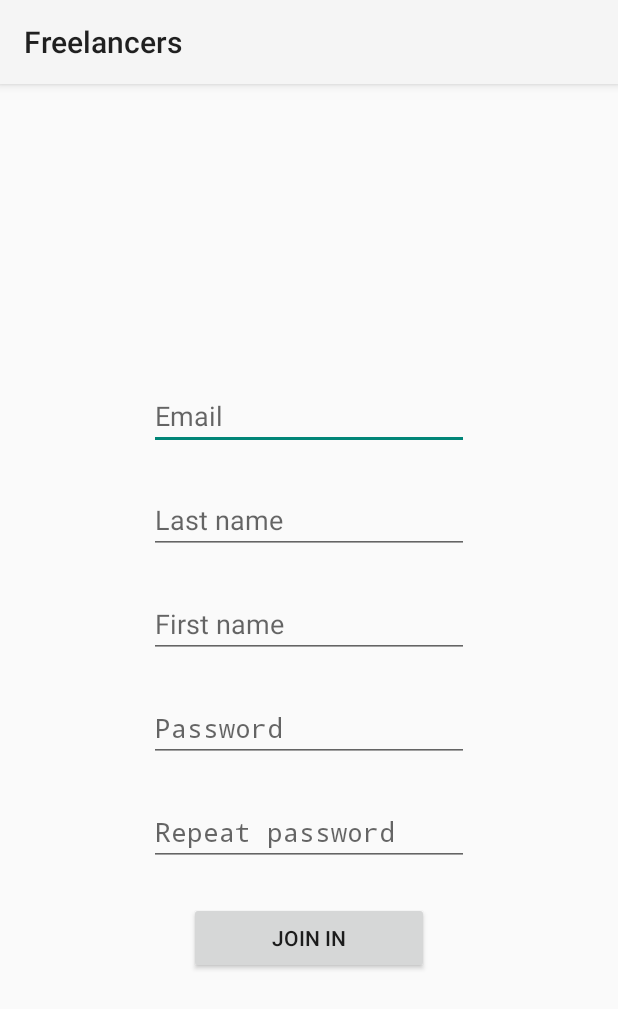
After one commit to mayih/freelancers-repo, an Android app: the layout activity_join_in.xml on its own in the app's theme, with its tools: preview values and no code run, on a phone screen of 412 x 824 dp. The commit adds this screen. Shown: the top 1009 px of the screen. Run offline under Robolectric (Android 15) with nearby library versions, the phone set to English and light mode, and no system bars.

Commit message:
Made a joinInActivity and modified names of some element in string values

```diff
--- a/app/src/main/AndroidManifest.xml
+++ b/app/src/main/AndroidManifest.xml
@@ -10,6 +10,11 @@
         <activity
             android:name="il.bruzn.freelancers.MainActivity"
             android:label="@string/app_name" >
+
+        </activity>
+        <activity
+            android:name="il.bruzn.freelancers.JoinInActivity"
+            android:label="@string/title_activity_join_in" >
             <intent-filter>
                 <action android:name="android.intent.action.MAIN" />
 
--- /dev/null
+++ b/app/src/main/res/layout/activity_join_in.xml
@@ -0,0 +1,79 @@
+<RelativeLayout xmlns:android="http://schemas.android.com/apk/res/android"
+                xmlns:tools="http://schemas.android.com/tools"
+                android:layout_width="match_parent"
+                android:layout_height="match_parent"
+                android:paddingLeft="@dimen/activity_horizontal_margin"
+                android:paddingRight="@dimen/activity_horizontal_margin"
+                android:paddingTop="@dimen/activity_vertical_margin"
+                android:paddingBottom="@dimen/activity_vertical_margin"
+                tools:context="il.bruzn.freelancers.JoinInActivity">
+
+    <RelativeLayout
+        android:layout_width="wrap_content"
+        android:layout_height="wrap_content"
+        android:layout_centerHorizontal="true"
+        android:layout_centerVertical="true">
+
+        <EditText
+            android:id="@+id/email_edtext"
+            android:layout_width="wrap_content"
+            android:layout_height="wrap_content"
+            android:inputType="textEmailAddress"
+            android:ems="10"
+            android:layout_marginTop="24dp"
+            android:hint="@string/email_edtext"
+            />
+
+        <EditText
+            android:id="@+id/lastname_edtext"
+            android:layout_width="wrap_content"
+            android:layout_height="wrap_content"
+            android:inputType="textPersonName"
+            android:ems="10"
+            android:layout_marginTop="24dp"
+            android:hint="@string/lastname_edtext"
+            android:layout_below="@id/email_edtext"/>
+
+        <EditText
+            android:id="@+id/firstname_edtext"
+            android:layout_width="wrap_content"
+            android:layout_height="wrap_content"
+            android:inputType="textPersonName"
+            android:ems="10"
+            android:layout_marginTop="24dp"
+            android:hint="@string/firstname_edtext"
+            android:layout_below="@id/lastname_edtext"/>
+
+        <EditText
+            android:id="@+id/password_edtext"
+            android:layout_width="wrap_content"
+            android:layout_height="wrap_content"
+            android:inputType="textPassword"
+            android:ems="10"
+            android:layout_marginTop="24dp"
+            android:hint="@string/password_edtext"
+            android:layout_below="@id/firstname_edtext"/>
+
+        <EditText
+            android:id="@+id/repeatpass_edtext"
+            android:layout_width="wrap_content"
+            android:layout_height="wrap_content"
+            android:inputType="textPassword"
+            android:ems="10"
+            android:layout_marginTop="24dp"
+            android:hint="@string/repeatpass_edtext"
+            android:layout_below="@id/password_edtext"/>
+
+        <Button
+            android:id="@+id/joinin_button"
+            android:layout_width="wrap_content"
+            android:layout_height="wrap_content"
+            android:text="@string/joinin_button"
+            android:ems="10"
+            android:layout_centerHorizontal="true"
+            android:layout_marginTop="24dp"
+            android:layout_below="@id/repeatpass_edtext"
+            />
+    </RelativeLayout>
+
+</RelativeLayout>
--- a/app/src/main/res/layout/activity_main.xml
+++ b/app/src/main/res/layout/activity_main.xml
@@ -9,7 +9,7 @@
                 tools:context=".MainActivity">
 
     <TextView
-        android:text="@string/hello_world"
+
         android:layout_width="wrap_content"
         android:layout_height="wrap_content"/>
 
--- a/app/src/main/res/values/strings.xml
+++ b/app/src/main/res/values/strings.xml
@@ -4,15 +4,17 @@
     <string name="app_name">Freelancers</string>
     <string name="action_settings">Settings</string>
 
-    <!--Authentication activity-->
-    <string name="email_label">Email</string>
-    <string name="password_label">Password</string>
+    <!-- Authentication activity -->
+    <string name="email_edtext">Email</string>
+    <string name="password_edtext">Password</string>
     <string name="connect_button">Connect</string>
-    <string name="joinIn_button">Join in</string>
+    <string name="joinin_button">Join in</string>
 
-    <!--JoinIn activity-->
-    <string name="lastname_label">Last name</string>
-    <string name="firstname_label">First name</string>
-    <string name="repeatPass_label">Repeat</string>
+    <!-- JoinIn activity -->
+    <string name="lastname_edtext">Last name</string>
+    <string name="firstname_edtext">First name</string>
+    <string name="repeatpass_edtext">Repeat password</string>
+    <string name="title_activity_join_in">Join-In</string>
+
 
 </resources>
```
Also changed, not shown: app/src/main/java/il/bruzn/freelancers/JoinInActivity.java (added, +60 -0 lines), app/src/main/res/menu/menu_join_in.xml (added, +9 -0 lines), 1 other file.
